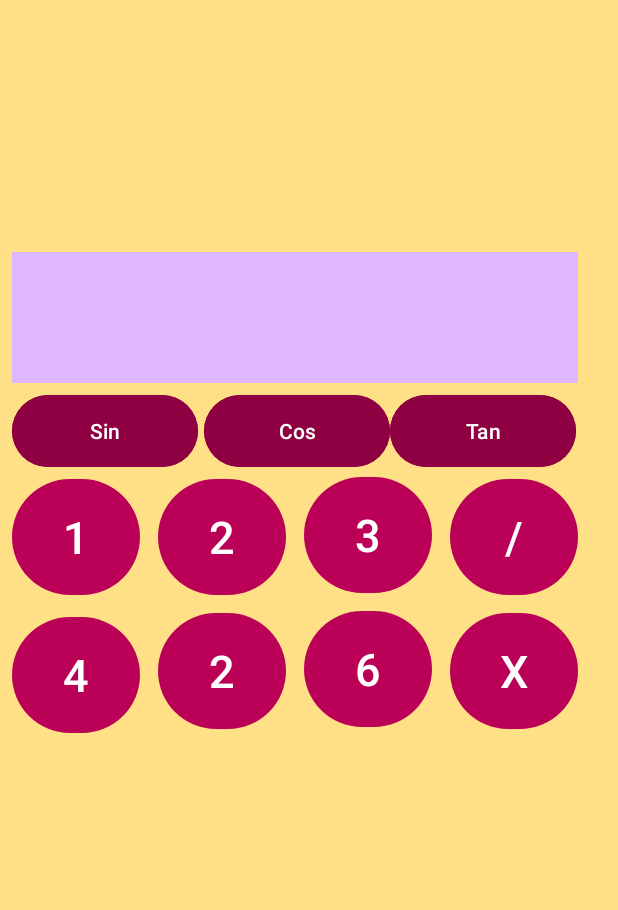
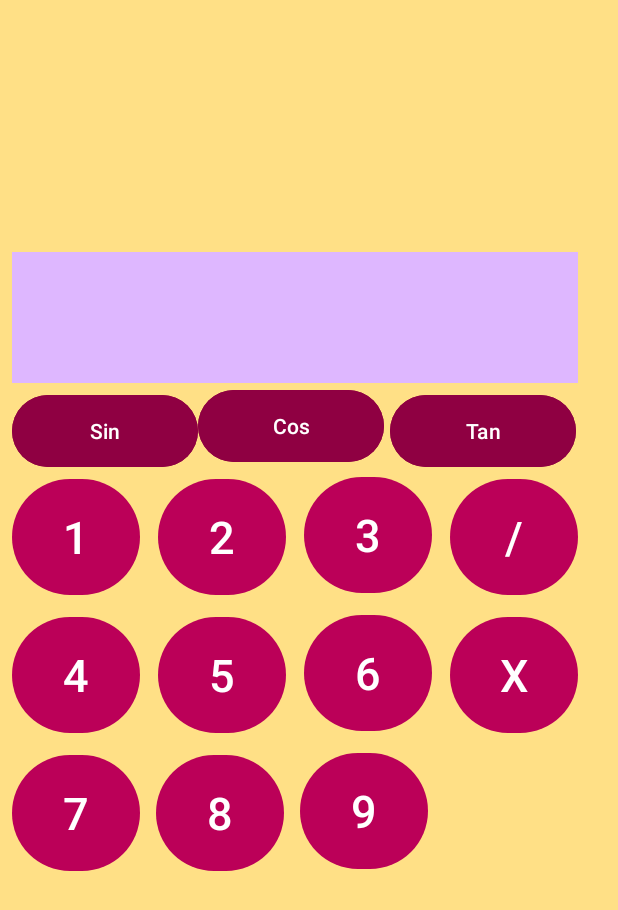
Before and after one commit to Nnethra13/CalculatorAppNattami, an Android app: the screen it shows after launch (MainActivity), on a phone screen of 412 x 824 dp. Shown: the top 910 px of the screen. Run offline under Robolectric (Android 15) with nearby library versions, the phone set to English and light mode, and no system bars.

Commit message:
positions for button and need to finish adding buttons

```diff
--- a/app/src/main/res/layout/activity_main.xml
+++ b/app/src/main/res/layout/activity_main.xml
@@ -6,6 +6,24 @@
     android:layout_height="match_parent"
     android:background="@color/md_theme_dark_onSurface"
     tools:context=".MainActivity">
+
+    <EditText
+        android:id="@+id/InputEditText"
+        android:layout_width="377dp"
+        android:layout_height="87dp"
+        android:layout_marginStart="8dp"
+        android:layout_marginTop="168dp"
+        android:background="@color/md_theme_dark_secondaryContainer"
+        android:backgroundTint="@color/md_theme_dark_secondary"
+        android:ems="10"
+        android:fontFamily="sans-serif-condensed-light"
+        android:gravity="right"
+        android:includeFontPadding="true"
+        android:inputType="text|textMultiLine"
+        android:textSize="20sp"
+        android:typeface="sans"
+        app:layout_constraintStart_toStartOf="parent"
+        app:layout_constraintTop_toTopOf="parent" />
 
     <Button
         android:id="@+id/button1"
@@ -45,25 +63,50 @@
         app:layout_constraintTop_toTopOf="@+id/button1" />
 
 
-
     <Button
         android:id="@+id/button5"
         style="@style/NattamiButtons"
         android:layout_marginStart="12dp"
-        android:layout_marginTop="4dp"
-        android:text="2"
+        android:layout_marginTop="92dp"
+        android:text="5"
         app:layout_constraintStart_toEndOf="@+id/button4"
-        app:layout_constraintTop_toBottomOf="@+id/button2" />
+        app:layout_constraintTop_toTopOf="@+id/button2" />
 
+    <Button
+        android:id="@+id/button6"
+        style="@style/NattamiButtons"
+        android:layout_marginStart="12dp"
+        android:layout_marginTop="92dp"
+        android:text="6"
+        app:layout_constraintStart_toEndOf="@+id/button5"
+        app:layout_constraintTop_toTopOf="@+id/button3" />
 
     <Button
         android:id="@+id/button7"
         style="@style/NattamiButtons"
-        android:layout_marginStart="12dp"
-        android:layout_marginTop="4dp"
-        android:text="6"
-        app:layout_constraintStart_toEndOf="@+id/button5"
-        app:layout_constraintTop_toBottomOf="@+id/button3" />
+        android:layout_marginStart="8dp"
+        android:layout_marginTop="184dp"
+        android:text="7"
+        app:layout_constraintStart_toStartOf="parent"
+        app:layout_constraintTop_toTopOf="@+id/button1" />
+
+    <Button
+        android:id="@+id/button8"
+        style="@style/NattamiButtons"
+        android:layout_marginStart="104dp"
+        android:layout_marginTop="184dp"
+        android:text="8"
+        app:layout_constraintStart_toStartOf="parent"
+        app:layout_constraintTop_toTopOf="@+id/button2" />
+
+    <Button
+        android:id="@+id/button9"
+        style="@style/NattamiButtons"
+        android:layout_marginStart="200dp"
+        android:layout_marginTop="184dp"
+        android:text="9"
+        app:layout_constraintStart_toStartOf="parent"
+        app:layout_constraintTop_toTopOf="@+id/button3" />
 
     <Button
         android:id="@+id/divideButton"
@@ -74,33 +117,15 @@
         app:layout_constraintStart_toEndOf="@+id/button3"
         app:layout_constraintTop_toBottomOf="@+id/InputEditText" />
 
+
     <Button
         android:id="@+id/multiplyButton"
         style="@style/NattamiButtons"
         android:layout_marginStart="12dp"
-        android:layout_marginTop="4dp"
+        android:layout_marginTop="92dp"
         android:text="X"
-        app:layout_constraintStart_toEndOf="@+id/button7"
-        app:layout_constraintTop_toBottomOf="@+id/divideButton" />
-
-    <EditText
-        android:id="@+id/InputEditText"
-        android:layout_width="377dp"
-        android:layout_height="87dp"
-        android:layout_marginStart="8dp"
-        android:layout_marginTop="168dp"
-        android:background="@color/md_theme_dark_secondaryContainer"
-        android:backgroundTint="@color/md_theme_dark_secondary"
-        android:ems="10"
-        android:fontFamily="sans-serif-condensed-light"
-        android:gravity="right"
-        android:includeFontPadding="true"
-        android:inputType="text|textMultiLine"
-        android:textSize="20sp"
-        android:typeface="sans"
-        app:layout_constraintStart_toStartOf="parent"
-        app:layout_constraintTop_toTopOf="parent" />
-
+        app:layout_constraintStart_toEndOf="@+id/button6"
+        app:layout_constraintTop_toTopOf="@+id/divideButton" />
 
     <Button
         android:id="@+id/sinButton"
@@ -108,6 +133,7 @@
         android:layout_height="56dp"
         android:layout_marginStart="8dp"
         android:layout_marginTop="4dp"
+        android:padding="@dimen/functionButtonPadding"
         android:backgroundTint="@color/md_theme_dark_primaryContainer"
         android:text="Sin"
         app:layout_constraintStart_toStartOf="parent"
@@ -117,12 +143,13 @@
         android:id="@+id/cosButton"
         android:layout_width="124dp"
         android:layout_height="56dp"
-        android:layout_marginStart="4dp"
-        android:layout_marginTop="4dp"
+        android:layout_marginStart="132dp"
+        android:layout_marginTop="88dp"
         android:backgroundTint="@color/md_theme_dark_primaryContainer"
+        android:padding="@dimen/functionButtonPadding"
         android:text="Cos"
-        app:layout_constraintStart_toEndOf="@+id/sinButton"
-        app:layout_constraintTop_toBottomOf="@+id/InputEditText" />
+        app:layout_constraintStart_toStartOf="parent"
+        app:layout_constraintTop_toTopOf="@+id/InputEditText" />
 
     <Button
         android:id="@+id/tanButton"
@@ -130,9 +157,11 @@
         android:layout_height="56dp"
         android:layout_marginStart="128dp"
         android:layout_marginTop="4dp"
+        android:padding="@dimen/functionButtonPadding"
         android:backgroundTint="@color/md_theme_dark_primaryContainer"
         android:text="Tan"
         app:layout_constraintStart_toEndOf="@+id/sinButton"
-        app:layout_constraintTop_toBottomOf="@+id/InputEditText" />/>
+        app:layout_constraintTop_toBottomOf="@+id/InputEditText" />
+
 
 </androidx.constraintlayout.widget.ConstraintLayout>
--- a/app/src/main/res/values/dimens.xml
+++ b/app/src/main/res/values/dimens.xml
@@ -3,4 +3,5 @@
     <dimen name ="buttonTextSize">30sp</dimen>
     <dimen name="buttonPadding">10dp</dimen>
     <dimen name="buttonMargin">12dp</dimen>
+    <dimen name="functionButtonPadding">0dp</dimen>
 </resources>
```
